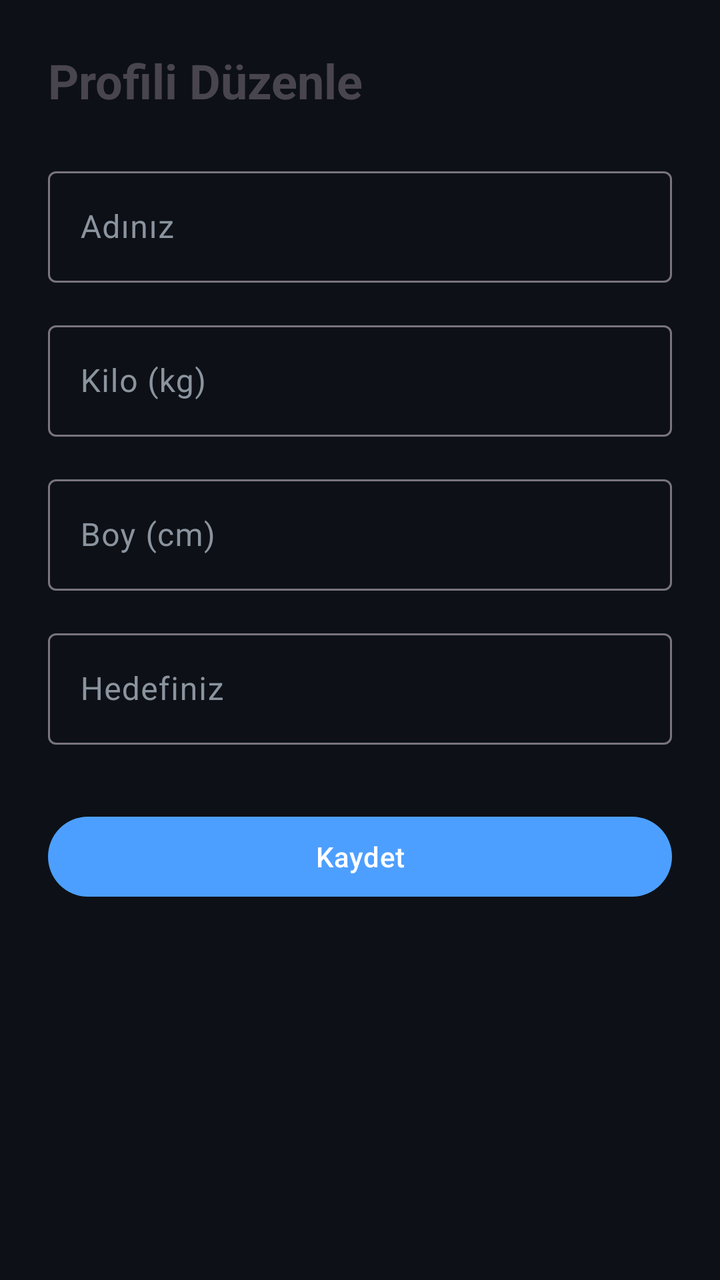
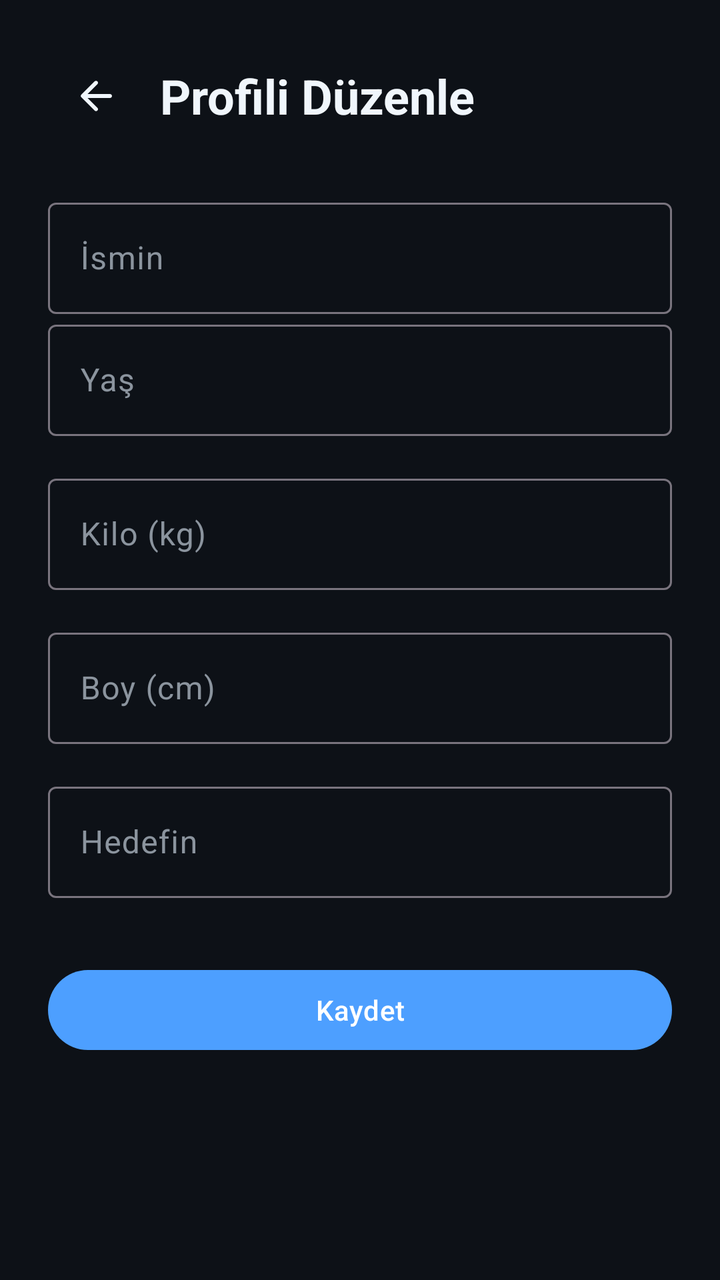

The first picture is an Android layout as it rendered before a commit; the second is the same layout after the commit. The layout source and the unified diff follow.
<!-- AndroidManifest.xml: application theme Theme.ArFitness -->
<!-- res/layout/fragment_edit_profile.xml -->
<?xml version="1.0" encoding="utf-8"?>
<LinearLayout xmlns:android="http://schemas.android.com/apk/res/android"
    xmlns:tools="http://schemas.android.com/tools"
    android:layout_width="match_parent"
    android:layout_height="match_parent"
    android:orientation="vertical"
    android:padding="24dp"
    tools:context=".ui.profile.EditProfileFragment">

    <TextView
        android:layout_width="wrap_content"
        android:layout_height="wrap_content"
        android:text="Profili Düzenle"
        android:textSize="24sp"
        android:textStyle="bold"
        android:layout_marginBottom="24dp"/>

    <com.google.android.material.textfield.TextInputLayout
        android:layout_width="match_parent"
        android:layout_height="wrap_content"
        android:hint="Adınız">
        <com.google.android.material.textfield.TextInputEditText
            android:id="@+id/etName"
            android:layout_width="match_parent"
            android:layout_height="wrap_content" />
    </com.google.android.material.textfield.TextInputLayout>

    <com.google.android.material.textfield.TextInputLayout
        android:layout_width="match_parent"
        android:layout_height="wrap_content"
        android:hint="Kilo (kg)"
        android:layout_marginTop="16dp">
        <com.google.android.material.textfield.TextInputEditText
            android:id="@+id/etWeight"
            android:layout_width="match_parent"
            android:layout_height="wrap_content"
            android:inputType="numberDecimal" />
    </com.google.android.material.textfield.TextInputLayout>

    <com.google.android.material.textfield.TextInputLayout
        android:layout_width="match_parent"
        android:layout_height="wrap_content"
        android:hint="Boy (cm)"
        android:layout_marginTop="16dp">
        <com.google.android.material.textfield.TextInputEditText
            android:id="@+id/etHeight"
            android:layout_width="match_parent"
            android:layout_height="wrap_content"
            android:inputType="number" />
    </com.google.android.material.textfield.TextInputLayout>

    
    <com.google.android.material.textfield.TextInputLayout
        android:layout_width="match_parent"
        android:layout_height="wrap_content"
        android:hint="Hedefiniz"
        android:layout_marginTop="16dp">
        <com.google.android.material.textfield.TextInputEditText
            android:id="@+id/etGoal"
            android:layout_width="match_parent"
            android:layout_height="wrap_content" />
    </com.google.android.material.textfield.TextInputLayout>

    <Button
        android:id="@+id/btnSaveProfile"
        android:layout_width="match_parent"
        android:layout_height="wrap_content"
        android:text="Kaydet"
        android:layout_marginTop="32dp"/>

</LinearLayout>
<!-- resources referenced by this layout -->
<resources>
  <style name="Theme.ArFitness" parent="Base.Theme.ArFitness" />
  <style name="Base.Theme.ArFitness" parent="Theme.Material3.DayNight.NoActionBar">
          <item name="colorPrimary">@color/primary</item>
          <item name="colorPrimaryVariant">@color/primary_variant</item>
          <item name="colorOnPrimary">@color/white</item>
          <item name="colorSecondary">@color/primary_light</item>
          <item name="colorOnSecondary">@color/white</item>
          <item name="android:colorBackground">@color/primary_dark</item>
          <item name="colorSurface">@color/surface</item>
          <item name="colorOnSurface">@color/text_main</item>
          <item name="colorOnSurfaceVariant">@color/text_secondary</item>
          <item name="android:statusBarColor">@color/primary_dark</item>
          <item name="android:navigationBarColor">@color/primary_dark</item>
          <item name="android:windowLightStatusBar">false</item>
      </style>
  <color name="primary">#4D9FFF</color>
  <color name="primary_variant">#1A6FD1</color>
  <color name="white">#FFFFFFFF</color>
  <color name="primary_light">#7AB8FF</color>
  <color name="primary_dark">#0D1117</color>
  <color name="surface">#161B22</color>
  <color name="text_main">#F0F6FC</color>
  <color name="text_secondary">#8B949E</color>
</resources>

<!-- the commit's change to res/layout/fragment_edit_profile.xml (unified diff, before → after) -->
@@ -1,24 +1,46 @@
 <?xml version="1.0" encoding="utf-8"?>
 <LinearLayout xmlns:android="http://schemas.android.com/apk/res/android"
+    xmlns:app="http://schemas.android.com/apk/res-auto"
     xmlns:tools="http://schemas.android.com/tools"
     android:layout_width="match_parent"
     android:layout_height="match_parent"
     android:orientation="vertical"
     android:padding="24dp"
-    tools:context=".ui.profile.EditProfileFragment">
+    android:background="@color/primary_dark"
+    tools:context=".fragment.EditProfileFragment">
 
-    <TextView
-        android:layout_width="wrap_content"
+    <LinearLayout
+        android:layout_width="match_parent"
         android:layout_height="wrap_content"
-        android:text="Profili Düzenle"
-        android:textSize="24sp"
-        android:textStyle="bold"
-        android:layout_marginBottom="24dp"/>
+        android:layout_marginBottom="24dp"
+        android:gravity="center_vertical"
+        android:orientation="horizontal">
+
+        <ImageButton
+            android:id="@+id/btnBack"
+            android:layout_width="48dp"
+            android:layout_height="48dp"
+            android:background="?attr/selectableItemBackgroundBorderless"
+            android:contentDescription="@string/back"
+            android:padding="12dp"
+            android:src="@drawable/ic_arrow_back"
+            app:tint="@color/text_main" />
+
+        <TextView
+            android:layout_width="wrap_content"
+            android:layout_height="wrap_content"
+            android:layout_marginStart="8dp"
+            android:text="@string/edit_profile"
+            android:textColor="@color/text_main"
+            android:textSize="24sp"
+            android:textStyle="bold" />
+    </LinearLayout>
 
     <com.google.android.material.textfield.TextInputLayout
+        android:id="@+id/nameInputLayout"
         android:layout_width="match_parent"
         android:layout_height="wrap_content"
-        android:hint="Adınız">
+        android:hint="@string/your_name">
         <com.google.android.material.textfield.TextInputEditText
             android:id="@+id/etName"
             android:layout_width="match_parent"
@@ -26,9 +48,23 @@
     </com.google.android.material.textfield.TextInputLayout>
 
     <com.google.android.material.textfield.TextInputLayout
+        android:id="@+id/ageInputLayout"
         android:layout_width="match_parent"
         android:layout_height="wrap_content"
-        android:hint="Kilo (kg)"
+        android:hint="@string/age_years">
+        <com.google.android.material.textfield.TextInputEditText
+            android:id="@+id/etAge"
+            android:layout_width="match_parent"
+            android:layout_height="wrap_content"
+            android:inputType="number"
+            android:maxLength="3" />
+    </com.google.android.material.textfield.TextInputLayout>
+
+    <com.google.android.material.textfield.TextInputLayout
+        android:id="@+id/weightInputLayout"
+        android:layout_width="match_parent"
+        android:layout_height="wrap_content"
+        android:hint="@string/weight_kg"
         android:layout_marginTop="16dp">
         <com.google.android.material.textfield.TextInputEditText
             android:id="@+id/etWeight"
@@ -38,9 +74,10 @@
     </com.google.android.material.textfield.TextInputLayout>
 
     <com.google.android.material.textfield.TextInputLayout
+        android:id="@+id/heightInputLayout"
         android:layout_width="match_parent"
         android:layout_height="wrap_content"
-        android:hint="Boy (cm)"
+        android:hint="@string/height_cm"
         android:layout_marginTop="16dp">
         <com.google.android.material.textfield.TextInputEditText
             android:id="@+id/etHeight"
@@ -49,11 +86,11 @@
             android:inputType="number" />
     </com.google.android.material.textfield.TextInputLayout>
 
-    
     <com.google.android.material.textfield.TextInputLayout
+        android:id="@+id/goalInputLayout"
         android:layout_width="match_parent"
         android:layout_height="wrap_content"
-        android:hint="Hedefiniz"
+        android:hint="@string/your_goal"
         android:layout_marginTop="16dp">
         <com.google.android.material.textfield.TextInputEditText
             android:id="@+id/etGoal"
@@ -65,7 +102,7 @@
         android:id="@+id/btnSaveProfile"
         android:layout_width="match_parent"
         android:layout_height="wrap_content"
-        android:text="Kaydet"
+        android:text="@string/save"
         android:layout_marginTop="32dp"/>
 
 </LinearLayout>
<!-- resource entries referenced after the edit -->
@@ -22,6 +22,24 @@
   <color name="primary_dark">#0D1117</color>
   <color name="surface">#161B22</color>
   <color name="text_main">#F0F6FC</color>
+  <!-- drawable ic_arrow_back (drawable) -->
+  <vector xmlns:android="http://schemas.android.com/apk/res/android"
+      android:width="24dp"
+      android:height="24dp"
+      android:viewportWidth="24"
+      android:viewportHeight="24">
+      <path
+          android:fillColor="#FFFFFFFF"
+          android:pathData="M20,12c0,0.55 -0.45,1 -1,1H7.83l4.88,4.88c0.39,0.39 0.39,1.02 0,1.41 -0.39,0.39 -1.02,0.39 -1.41,0l-6.59,-6.59a1,1 0,0 1,0 -1.41l6.59,-6.59c0.39,-0.39 1.02,-0.39 1.41,0 0.39,0.39 0.39,1.02 0,1.41L7.83,11H19c0.55,0 1,0.45 1,1z" />
+  </vector>
+  <string name="age_years">Yaş</string>
+  <string name="back">Geri</string>
+  <string name="edit_profile">Profili Düzenle</string>
+  <string name="height_cm">Boy (cm)</string>
+  <string name="save">Kaydet</string>
+  <string name="weight_kg">Kilo (kg)</string>
+  <string name="your_goal">Hedefin</string>
+  <string name="your_name">İsmin</string>
   <color name="text_secondary">#8B949E</color>
 </resources>
 
